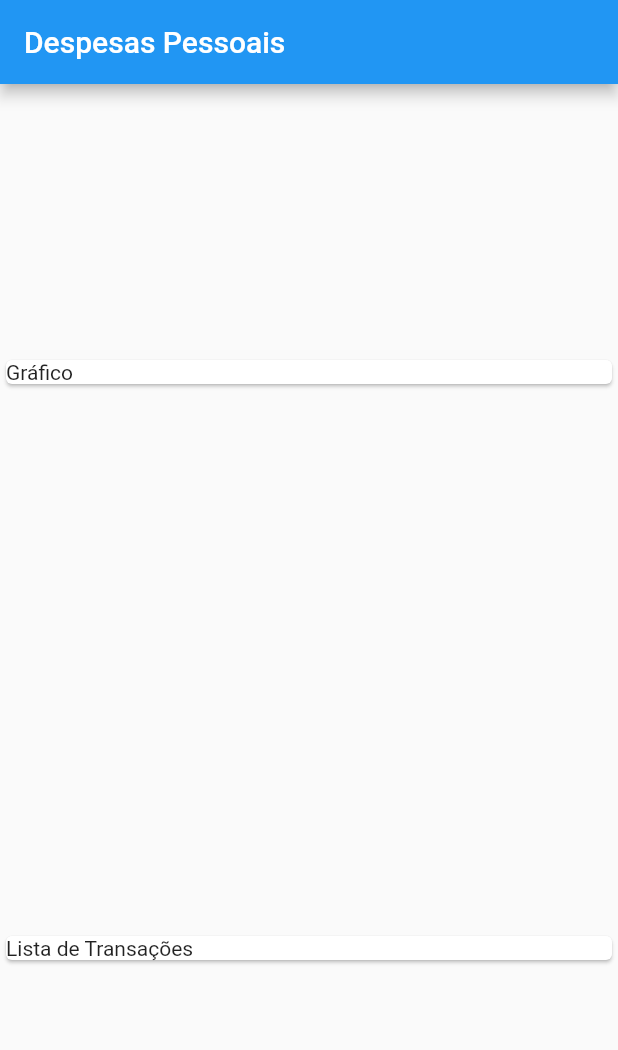
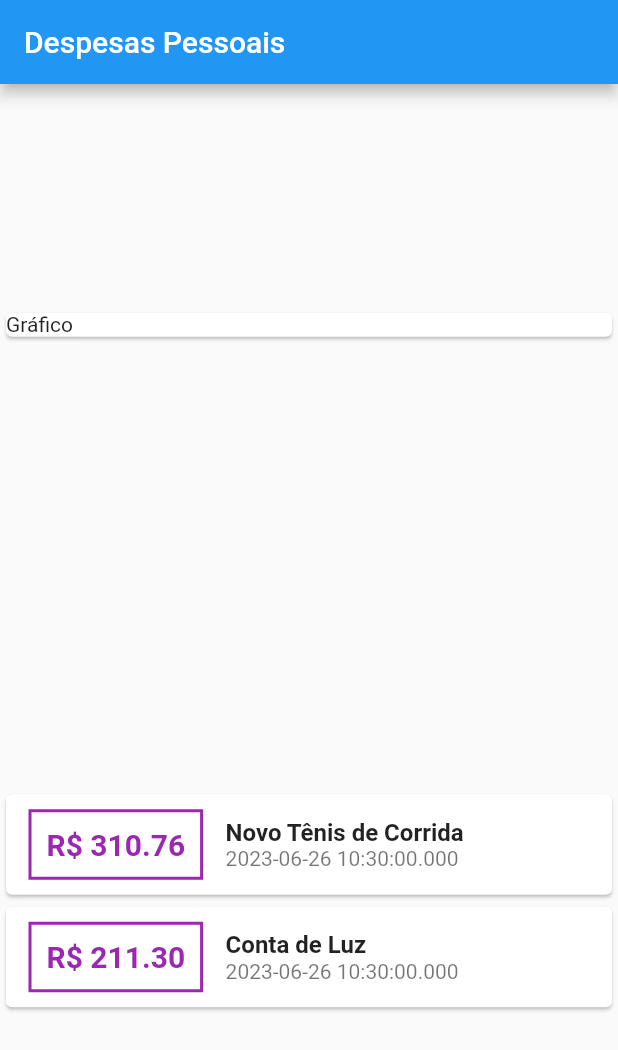
Before and after one commit to DreadsTheBoy/expenses, a Flutter app: the screen it shows after launch, on a phone screen of 412 x 824 dp. Shown: the top 1050 px of the screen. Run offline on Flutter 3.47's test engine with Material 2 defaults, Android fonts, the phone set to English and light mode, and no system bars.

Commit message:
Customize expense cards

```diff
--- a/lib/main.dart
+++ b/lib/main.dart
@@ -10,7 +10,7 @@ class ExpensesApp extends StatelessWidget {
 
   @override
   Widget build(BuildContext context) {
-    return const MaterialApp(
+    return MaterialApp(
       home: HomePage(),
     );
   }
--- a/lib/pages/home_page.dart
+++ b/lib/pages/home_page.dart
@@ -1,7 +1,25 @@
 import 'package:flutter/material.dart';
 
+//Models
+import '../models/transaction.dart';
+
 class HomePage extends StatelessWidget {
-  const HomePage({super.key});
+  HomePage({super.key});
+
+  final _transactions = [
+    Transaction(
+      id: 't1',
+      title: 'Novo Tênis de Corrida',
+      value: 310.76,
+      date: DateTime.now(),
+    ),
+    Transaction(
+      id: 't2',
+      title: 'Conta de Luz',
+      value: 211.30,
+      date: DateTime.now(),
+    ),
+  ];
 
   @override
   Widget build(BuildContext context) {
@@ -12,16 +30,62 @@ class HomePage extends StatelessWidget {
       body: Column(
         mainAxisAlignment: MainAxisAlignment.spaceAround,
         crossAxisAlignment: CrossAxisAlignment.stretch,
-        children: const <Widget>[
-          SizedBox(
+        children: <Widget>[
+          const SizedBox(
             child: Card(
-              //color: Colors.blue[400],
               elevation: 1,
               child: Text('Gráfico'),
             ),
           ),
-          Card(
-            child: Text('Lista de Transações'),
+          Column(
+            children: _transactions.map(
+              (tr) {
+                return Card(
+                  child: Row(
+                    children: <Widget>[
+                      Container(
+                        margin: const EdgeInsets.symmetric(
+                          horizontal: 15,
+                          vertical: 10,
+                        ),
+                        decoration: BoxDecoration(
+                            border: Border.all(
+                          color: Colors.purple,
+                          width: 2,
+                        )),
+                        padding: const EdgeInsets.all(10),
+                        child: Text(
+                          'R\$ ${tr.value.toStringAsFixed(2)}',
+                          style: const TextStyle(
+                            fontSize: 20,
+                            fontWeight: FontWeight.bold,
+                            color: Colors.purple,
+                          ),
+                        ),
+                      ),
+                      Column(
+                        crossAxisAlignment: CrossAxisAlignment.start,
+                        children: [
+                          Text(
+                            tr.title,
+                            style: const TextStyle(
+                              fontSize: 16,
+                              fontWeight: FontWeight.bold,
+                            ),
+                          ),
+                          Text(
+                            tr.date.toString(),
+                            style: const TextStyle(
+                              color: Colors.black54,
+                            ),
+                          ),
+                        ],
+                      )
+                    ],
+                  ),
+                );
+              },
+            ).toList(),
           ),
         ],
       ),
```
